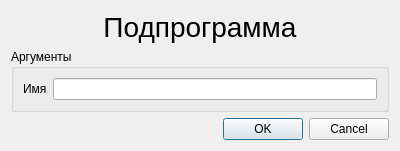
Before: the Qt Designer form KAMEditor/gui/commands/procdialog.ui in Xtail96/SML, drawn with Qt 5.
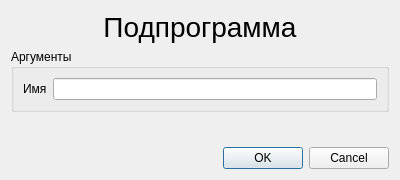
After: the same form once the commit is applied.

What changed in the file:
```diff
--- a/KAMEditor/gui/commands/procdialog.ui
+++ b/KAMEditor/gui/commands/procdialog.ui
@@ -7,7 +7,7 @@
     <x>0</x>
     <y>0</y>
     <width>400</width>
-    <height>150</height>
+    <height>180</height>
    </rect>
   </property>
   <property name="windowTitle">
@@ -54,6 +54,19 @@
      </layout>
     </widget>
    </item>
+   <item>
+    <spacer name="verticalSpacer">
+     <property name="orientation">
+      <enum>Qt::Vertical</enum>
+     </property>
+     <property name="sizeHint" stdset="0">
+      <size>
+       <width>20</width>
+       <height>100</height>
+      </size>
+     </property>
+    </spacer>
+   </item>
    <item>
     <widget class="QDialogButtonBox" name="buttonBox">
      <property name="orientation">
```
Left out of the diff: 2 changed lines with no effect on the pictures.
